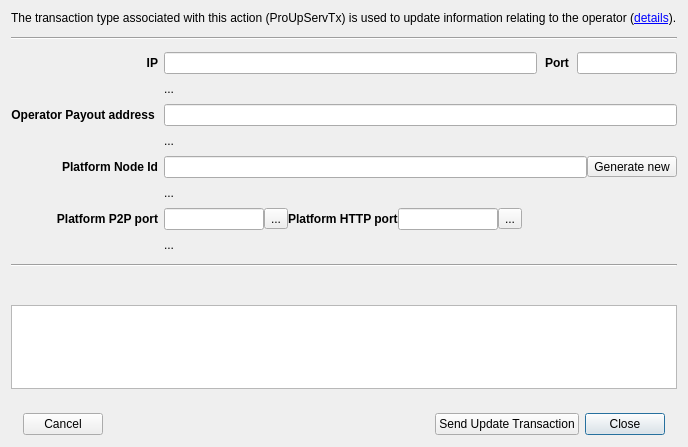
Before: the Qt Designer form src/ui/ui_upd_mn_service_dlg.ui in Bertrand256/dash-masternode-tool, drawn with Qt 5.
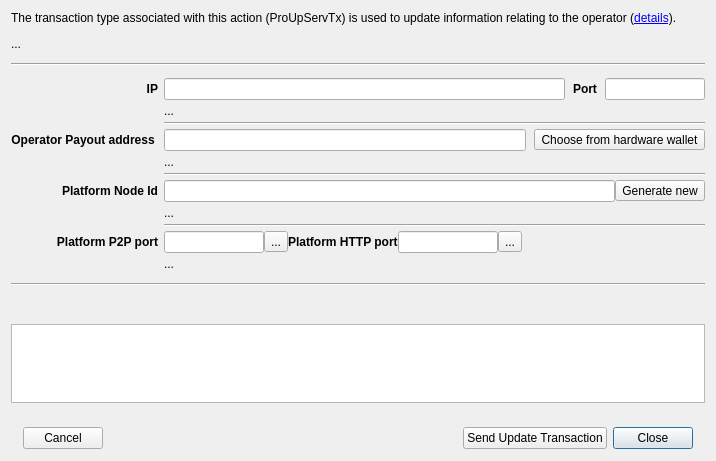
After: the same form once the commit is applied.

Commit message: New: select dash address from hardware wallet in: the register, update service, update registrar windows Improving the windows mentioned above.

Diff of the .ui file:
```diff
--- a/src/ui/ui_upd_mn_service_dlg.ui
+++ b/src/ui/ui_upd_mn_service_dlg.ui
@@ -6,8 +6,8 @@
    <rect>
     <x>0</x>
     <y>0</y>
-    <width>688</width>
-    <height>447</height>
+    <width>716</width>
+    <height>461</height>
    </rect>
   </property>
   <property name="sizePolicy">
@@ -42,6 +42,13 @@
      </property>
     </widget>
    </item>
+   <item>
+    <widget class="QLabel" name="lblGeneralErrorMsg">
+     <property name="text">
+      <string>...</string>
+     </property>
+    </widget>
+   </item>
    <item>
     <widget class="Line" name="line_2">
      <property name="orientation">
@@ -67,7 +74,7 @@
         <verstretch>0</verstretch>
        </sizepolicy>
       </property>
-      <layout class="QGridLayout" name="gridLayout" rowstretch="0,0,0,0,0,0,0,0,0">
+      <layout class="QGridLayout" name="gridLayout" rowstretch="0,0,0,0,0,0,0,0,0,0,0,0">
        <property name="sizeConstraint">
         <enum>QLayout::SetMinimumSize</enum>
        </property>
@@ -84,13 +91,215 @@
         <number>0</number>
        </property>
        <property name="verticalSpacing">
-        <number>8</number>
+        <number>4</number>
        </property>
+       <item row="7" column="1">
+        <layout class="QHBoxLayout" name="horizontalLayout_2">
+         <item>
+          <widget class="QLineEdit" name="edtPlatformNodeKey">
+           <property name="clearButtonEnabled">
+            <bool>true</bool>
+           </property>
+          </widget>
+         </item>
+         <item>
+          <widget class="QToolButton" name="btnGeneratePlatformNodeKey">
+           <property name="toolTip">
+            <string>Generate a new Platform Node ID with the associated ed25519 private key</string>
+           </property>
+           <property name="text">
+            <string>Generate new</string>
+           </property>
+          </widget>
+         </item>
+        </layout>
+       </item>
+       <item row="4" column="0">
+        <widget class="QLabel" name="lblOperatorPayout">
+         <property name="text">
+          <string>&lt;b&gt;Operator Payout address&lt;/b&gt; </string>
+         </property>
+         <property name="alignment">
+          <set>Qt::AlignRight|Qt::AlignTrailing|Qt::AlignVCenter</set>
+         </property>
+        </widget>
+       </item>
+       <item row="9" column="1">
+        <widget class="Line" name="linePlatformNodeKeyMsg">
+         <property name="orientation">
+          <enum>Qt::Horizontal</enum>
+         </property>
+        </widget>
+       </item>
+       <item row="1" column="1">
+        <layout class="QHBoxLayout" name="layPayoutAddress">
+         <property name="spacing">
+          <number>8</number>
+         </property>
+         <item>
+          <widget class="QLineEdit" name="edtIP">
+           <property name="placeholderText">
+            <string/>
+           </property>
+           <property name="clearButtonEnabled">
+            <bool>true</bool>
+           </property>
+          </widget>
+         </item>
+         <item>
+          <widget class="QLabel" name="label_2">
+           <property name="font">
+            <font>
+             <weight>75</weight>
+             <bold>true</bold>
+            </font>
+           </property>
+           <property name="text">
+            <string>Port</string>
+           </property>
+          </widget>
+         </item>
+         <item>
+          <widget class="QLineEdit" name="edtPort">
+           <property name="maximumSize">
+            <size>
+             <width>100</width>
+             <height>16777215</height>
+            </size>
+           </property>
+           <property name="clearButtonEnabled">
+            <bool>true</bool>
+           </property>
+          </widget>
+         </item>
+        </layout>
+       </item>
+       <item row="4" column="1">
+        <layout class="QHBoxLayout" name="layOperatorPayout">
+         <property name="spacing">
+          <number>8</number>
+         </property>
+         <item>
+          <widget class="QLineEdit" name="edtOperatorPayoutAddress">
+           <property name="placeholderText">
+            <string/>
+           </property>
+           <property name="clearButtonEnabled">
+            <bool>true</bool>
+           </property>
+          </widget>
+         </item>
+         <item>
+          <widget class="QToolButton" name="btnChooseAddressFromWallet">
+           <property name="toolTip">
+            <string>Choose a Dash address for masternode rewards from your hardware wallet</string>
+           </property>
+           <property name="text">
+            <string>Choose from hardware wallet</string>
+           </property>
+          </widget>
+         </item>
+        </layout>
+       </item>
+       <item row="7" column="0">
+        <widget class="QLabel" name="lblPlatformNodeKey">
+         <property name="font">
+          <font>
+           <weight>75</weight>
+           <bold>true</bold>
+          </font>
+         </property>
+         <property name="text">
+          <string>Platform Node Id</string>
+         </property>
+         <property name="alignment">
+          <set>Qt::AlignRight|Qt::AlignTrailing|Qt::AlignVCenter</set>
+         </property>
+        </widget>
+       </item>
+       <item row="5" column="1">
+        <widget class="QLabel" name="lblOperatorPayoutMsg">
+         <property name="sizePolicy">
+          <sizepolicy hsizetype="Ignored" vsizetype="Preferred">
+           <horstretch>0</horstretch>
+           <verstretch>0</verstretch>
+          </sizepolicy>
+         </property>
+         <property name="text">
+          <string>...</string>
+         </property>
+         <property name="wordWrap">
+          <bool>true</bool>
+         </property>
+         <property name="margin">
+          <number>0</number>
+         </property>
+         <property name="openExternalLinks">
+          <bool>true</bool>
+         </property>
+         <property name="textInteractionFlags">
+          <set>Qt::LinksAccessibleByMouse|Qt::TextSelectableByMouse</set>
+         </property>
+        </widget>
+       </item>
+       <item row="11" column="1">
+        <widget class="QLabel" name="lblPlatformPortsMsg">
+         <property name="text">
+          <string>...</string>
+         </property>
+         <property name="wordWrap">
+          <bool>true</bool>
+         </property>
+        </widget>
+       </item>
+       <item row="10" column="0">
+        <widget class="QLabel" name="lblPlatformP2PPort">
+         <property name="font">
+          <font>
+           <weight>75</weight>
+           <bold>true</bold>
+          </font>
+         </property>
+         <property name="text">
+          <string>Platform P2P port</string>
+         </property>
+         <property name="alignment">
+          <set>Qt::AlignRight|Qt::AlignTrailing|Qt::AlignVCenter</set>
+         </property>
+        </widget>
+       </item>
+       <item row="3" column="1">
+        <widget class="Line" name="lineIPMsg">
+         <property name="orientation">
+          <enum>Qt::Horizontal</enum>
+         </property>
+        </widget>
+       </item>
+       <item row="8" column="1">
+        <widget class="QLabel" name="lblPlatformNodeKeyMsg">
+         <property name="text">
+          <string>...</string>
+         </property>
+         <property name="wordWrap">
+          <bool>true</bool>
+         </property>
+        </widget>
+       </item>
        <item row="2" column="1">
         <widget class="QLabel" name="lblIPMsg">
          <property name="text">
           <string>...</string>
          </property>
+         <property name="wordWrap">
+          <bool>true</bool>
+         </property>
+        </widget>
+       </item>
+       <item row="6" column="1">
+        <widget class="Line" name="lineOperatorPayoutMsg">
+         <property name="orientation">
+          <enum>Qt::Horizontal</enum>
+         </property>
         </widget>
        </item>
        <item row="1" column="0">
@@ -109,24 +318,7 @@
          </property>
         </widget>
        </item>
-       <item row="3" column="1">
-        <layout class="QHBoxLayout" name="layOperatorPayout">
-         <property name="spacing">
-          <number>8</number>
-         </property>
-         <item>
-          <widget class="QLineEdit" name="edtOperatorPayoutAddress">
-           <property name="placeholderText">
-            <string/>
-           </property>
-           <property name="clearButtonEnabled">
-            <bool>true</bool>
-           </property>
-          </widget>
-         </item>
-        </layout>
-       </item>
-       <item row="7" column="1">
+       <item row="10" column="1">
         <layout class="QHBoxLayout" name="horizontalLayout_3">
          <item>
           <widget class="QLineEdit" name="edtPlatformP2PPort">
@@ -202,148 +394,6 @@
          </item>
         </layout>
        </item>
-       <item row="7" column="0">
-        <widget class="QLabel" name="lblPlatformP2PPort">
-         <property name="font">
-          <font>
-           <weight>75</weight>
-           <bold>true</bold>
-          </font>
-         </property>
-         <property name="text">
-          <string>Platform P2P port</string>
-         </property>
-         <property name="alignment">
-          <set>Qt::AlignRight|Qt::AlignTrailing|Qt::AlignVCenter</set>
-         </property>
-        </widget>
-       </item>
-       <item row="6" column="1">
-        <widget class="QLabel" name="lblPlatformNodeKeyMsg">
-         <property name="text">
-          <string>...</string>
-         </property>
-        </widget>
-       </item>
-       <item row="1" column="1">
-        <layout class="QHBoxLayout" name="layPayoutAddress">
-         <property name="spacing">
-          <number>8</number>
-         </property>
-         <item>
-          <widget class="QLineEdit" name="edtIP">
-           <property name="placeholderText">
-            <string/>
-           </property>
-           <property name="clearButtonEnabled">
-            <bool>true</bool>
-           </property>
-          </widget>
-         </item>
-         <item>
-          <widget class="QLabel" name="label_2">
-           <property name="font">
-            <font>
-             <weight>75</weight>
-             <bold>true</bold>
-            </font>
-           </property>
-           <property name="text">
-            <string>Port</string>
-           </property>
-          </widget>
-         </item>
-         <item>
-          <widget class="QLineEdit" name="edtPort">
-           <property name="maximumSize">
-            <size>
-             <width>100</width>
-             <height>16777215</height>
-            </size>
-           </property>
-           <property name="clearButtonEnabled">
-            <bool>true</bool>
-           </property>
-          </widget>
-         </item>
-        </layout>
-       </item>
-       <item row="5" column="1">
-        <layout class="QHBoxLayout" name="horizontalLayout_2">
-         <item>
-          <widget class="QLineEdit" name="edtPlatformNodeKey">
-           <property name="clearButtonEnabled">
-            <bool>true</bool>
-           </property>
-          </widget>
-         </item>
-         <item>
-          <widget class="QToolButton" name="btnGeneratePlatformNodeKey">
-           <property name="toolTip">
-            <string>Generate a new Platform Node ID with the associated ed25519 private key</string>
-           </property>
-           <property name="text">
-            <string>Generate new</string>
-           </property>
-          </widget>
-         </item>
-        </layout>
-       </item>
-       <item row="3" column="0">
-        <widget class="QLabel" name="lblOperatorPayout">
-         <property name="text">
-          <string>&lt;b&gt;Operator Payout address&lt;/b&gt; </string>
-         </property>
-         <property name="alignment">
-          <set>Qt::AlignRight|Qt::AlignTrailing|Qt::AlignVCenter</set>
-         </property>
-        </widget>
-       </item>
-       <item row="5" column="0">
-        <widget class="QLabel" name="lblPlatformNodeKey">
-         <property name="font">
-          <font>
-           <weight>75</weight>
-           <bold>true</bold>
-          </font>
-         </property>
-         <property name="text">
-          <string>Platform Node Id</string>
-         </property>
-         <property name="alignment">
-          <set>Qt::AlignRight|Qt::AlignTrailing|Qt::AlignVCenter</set>
-         </property>
-        </widget>
-       </item>
-       <item row="4" column="1">
-        <widget class="QLabel" name="lblOperatorPayoutMsg">
-         <property name="sizePolicy">
-          <sizepolicy hsizetype="Ignored" vsizetype="Preferred">
-           <horstretch>0</horstretch>
-           <verstretch>0</verstretch>
-          </sizepolicy>
-         </property>
-         <property name="text">
-          <string>...</string>
-         </property>
-         <property name="wordWrap">
-          <bool>true</bool>
-         </property>
-         <property name="openExternalLinks">
-          <bool>true</bool>
-         </property>
-         <property name="textInteractionFlags">
-          <set>Qt::LinksAccessibleByMouse|Qt::TextSelectableByMouse</set>
-         </property>
-        </widget>
-       </item>
-       <item row="8" column="1">
-        <widget class="QLabel" name="lblPlatformPortsMsg">
-         <property name="text">
-          <string>...</string>
-         </property>
-        </widget>
-       </item>
       </layout>
      </widget>
     </widget>
```
The commit also changes 13 other files.
